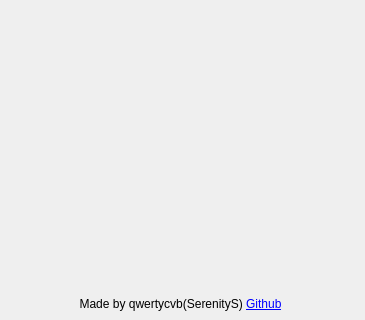
Above: DCCleaner.ui from schema2882/DCCleaner_GUI before the change; both pictures show x 0 to 365 and y 280 to 600 of the 365 by 600 pixel window. Below: the same form after it.
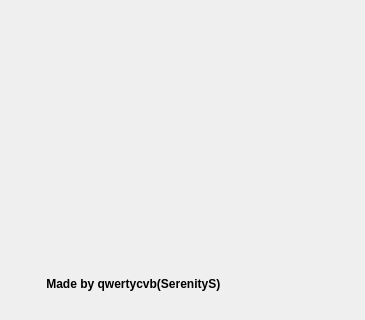
That is the form after the change.

Commit message: 개발자 정보 추가

Patch:
```diff
--- a/DCCleaner.ui
+++ b/DCCleaner.ui
@@ -116,23 +116,41 @@
      </property>
     </widget>
    </widget>
-   <widget class="QLabel" name="label">
+   <widget class="QCommandLinkButton" name="devInfoButton">
+    <property name="enabled">
+     <bool>true</bool>
+    </property>
     <property name="geometry">
      <rect>
-      <x>0</x>
-      <y>569</y>
-      <width>361</width>
-      <height>31</height>
+      <x>30</x>
+      <y>547</y>
+      <width>301</width>
+      <height>48</height>
      </rect>
     </property>
+    <property name="focusPolicy">
+     <enum>Qt::ClickFocus</enum>
+    </property>
+    <property name="statusTip">
+     <string/>
+    </property>
+    <property name="layoutDirection">
+     <enum>Qt::LeftToRight</enum>
+    </property>
+    <property name="autoFillBackground">
+     <bool>false</bool>
+    </property>
     <property name="text">
-     <string>&lt;html&gt;&lt;head/&gt;&lt;body&gt;&lt;p&gt;Made by qwertycvb(SerenityS) &lt;a href=&quot;https://github.com/SerenityS&quot;&gt;&lt;span style=&quot; text-decoration: underline; color:#0000ff;&quot;&gt;Github&lt;/span&gt;&lt;/a&gt;&lt;/p&gt;&lt;/body&gt;&lt;/html&gt;</string>
+     <string> Made by qwertycvb(SerenityS)</string>
     </property>
-    <property name="alignment">
-     <set>Qt::AlignCenter</set>
+    <property name="iconSize">
+     <size>
+      <width>0</width>
+      <height>0</height>
+     </size>
     </property>
-    <property name="openExternalLinks">
-     <bool>true</bool>
+    <property name="checkable">
+     <bool>false</bool>
     </property>
    </widget>
   </widget>
```
The commit also changes 1 other file.
